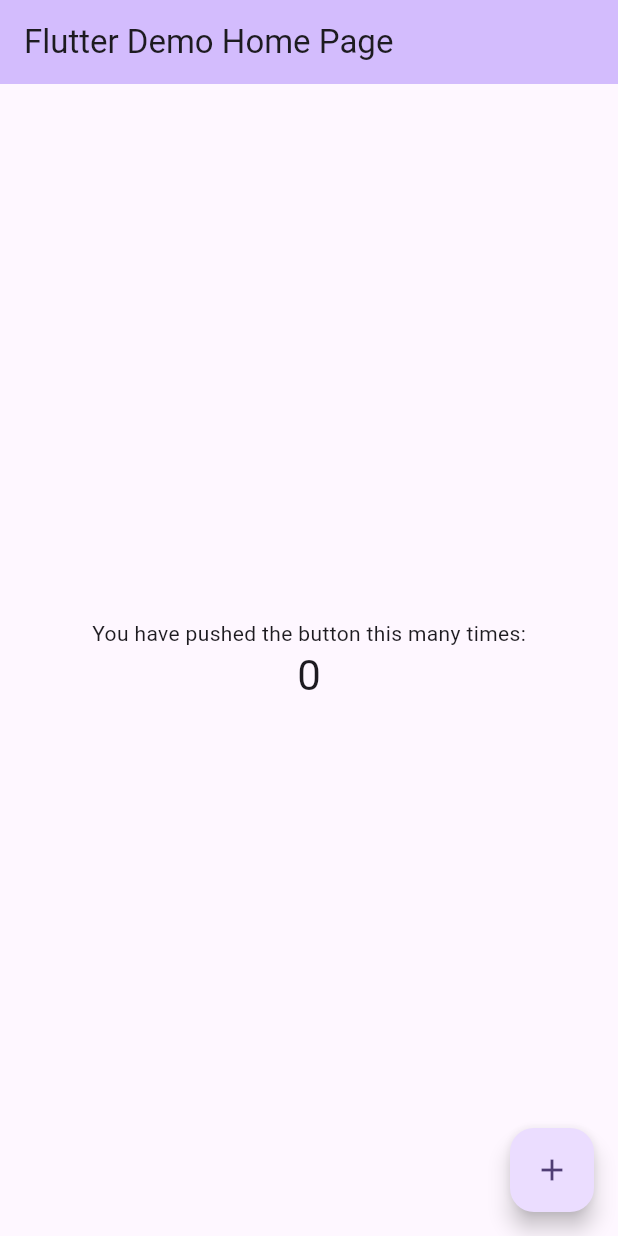
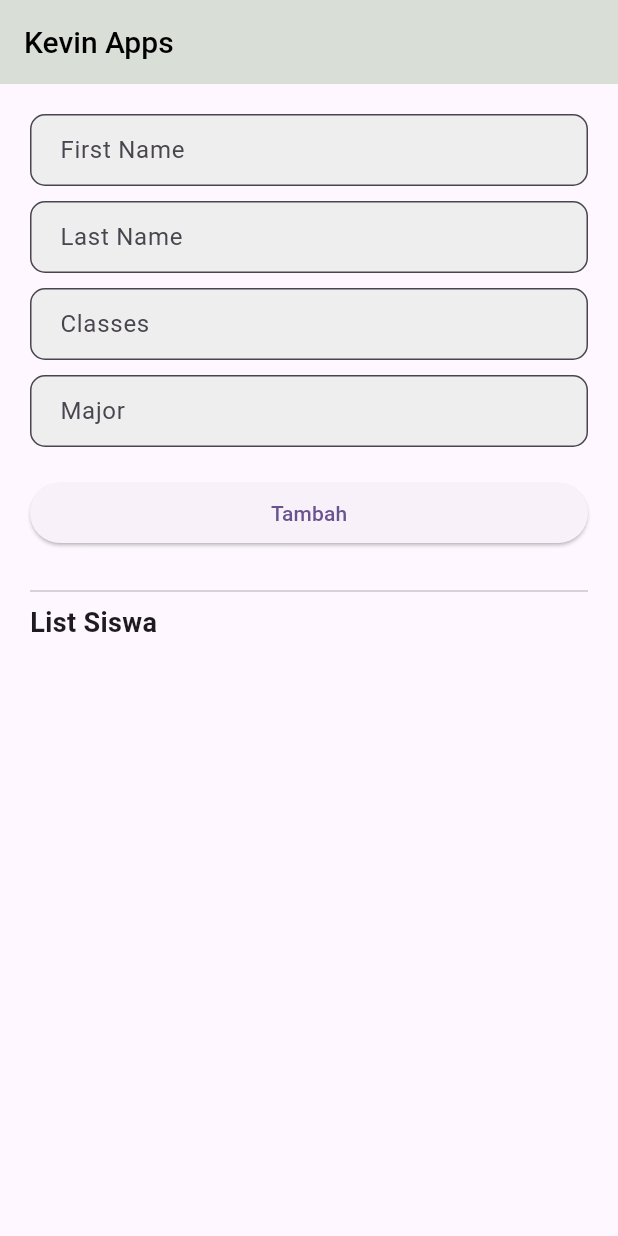
Before and after one commit to KevinWijaya16/list_siswa, a Flutter app: the screen it shows after launch, on a phone screen of 412 x 824 dp. Run offline on Flutter 3.47's test engine with Material 3 defaults, Android fonts, the phone set to English and light mode, and no system bars.

Commit message:
membuat crud list_siswa

```diff
--- a/lib/main.dart
+++ b/lib/main.dart
@@ -7,46 +7,22 @@ void main() {
 class MyApp extends StatelessWidget {
   const MyApp({super.key});
 
-  // This widget is the root of your application.
   @override
   Widget build(BuildContext context) {
     return MaterialApp(
-      title: 'Flutter Demo',
+      title: 'Flutter ListSiswa',
+      debugShowCheckedModeBanner: false,
       theme: ThemeData(
-        // This is the theme of your application.
-        //
-        // TRY THIS: Try running your application with "flutter run". You'll see
-        // the application has a purple toolbar. Then, without quitting the app,
-        // try changing the seedColor in the colorScheme below to Colors.green
-        // and then invoke "hot reload" (save your changes or press the "hot
-        // reload" button in a Flutter-supported IDE, or press "r" if you used
-        // the command line to start the app).
-        //
-        // Notice that the counter didn't reset back to zero; the application
-        // state is not lost during the reload. To reset the state, use hot
-        // restart instead.
-        //
-        // This works for code too, not just values: Most code changes can be
-        // tested with just a hot reload.
         colorScheme: ColorScheme.fromSeed(seedColor: Colors.deepPurple),
         useMaterial3: true,
       ),
-      home: const MyHomePage(title: 'Flutter Demo Home Page'),
+      home: const MyHomePage(title: 'Aplikasi Data Siswa'),
     );
   }
 }
 
 class MyHomePage extends StatefulWidget {
   const MyHomePage({super.key, required this.title});
-
-  // This widget is the home page of your application. It is stateful, meaning
-  // that it has a State object (defined below) that contains fields that affect
-  // how it looks.
-
-  // This class is the configuration for the state. It holds the values (in this
-  // case the title) provided by the parent (in this case the App widget) and
-  // used by the build method of the State. Fields in a Widget subclass are
-  // always marked "final".
 
   final String title;
 
@@ -55,71 +31,236 @@ class MyHomePage extends StatefulWidget {
 }
 
 class _MyHomePageState extends State<MyHomePage> {
-  int _counter = 0;
+  final TextEditingController _firstNameController = TextEditingController();
+  final TextEditingController _lastNameController = TextEditingController();
+  final TextEditingController _classController = TextEditingController();
+  final TextEditingController _majorController = TextEditingController();
 
-  void _incrementCounter() {
+  List<Map<String, String>> students = [];
+  int? editIndex;
+
+  void _addOrUpdateStudent() {
+    final firstName = _firstNameController.text.trim();
+    final lastName = _lastNameController.text.trim();
+    final classes = _classController.text.trim();
+    final major = _majorController.text.trim();
+
+    if (firstName.isNotEmpty &&
+        lastName.isNotEmpty &&
+        classes.isNotEmpty &&
+        major.isNotEmpty) {
+      if (editIndex == null) {
+        // Tambah data baru
+        setState(() {
+          students.add({
+            'firstName': firstName,
+            'lastName': lastName,
+            'class': classes,
+            'major': major,
+          });
+        });
+        _showAlert('Success', 'Data berhasil ditambahkan!');
+      }
+
+      _clearForm();
+    } else {
+      _showAlert('Error', 'Harap isi semua value!');
+    }
+  }
+
+  void _editStudent(int index) {
+    // Ambil data yang akan diedit dan tampilkan di pop up
+    showDialog(
+      context: context,
+      builder: (context) {
+        final editFirstNameController =
+            TextEditingController(text: students[index]['firstName']);
+        final editLastNameController =
+            TextEditingController(text: students[index]['lastName']);
+        final editClassController =
+            TextEditingController(text: students[index]['class']);
+        final editMajorController =
+            TextEditingController(text: students[index]['major']);
+
+        return AlertDialog(
+          title: const Text('Edit Data Siswa'),
+          content: Column(
+            mainAxisSize: MainAxisSize.min,
+            children: [
+              _buildTextField(editFirstNameController, 'First Name'),
+              const SizedBox(height: 10),
+              _buildTextField(editLastNameController, 'Last Name'),
+              const SizedBox(height: 10),
+              _buildTextField(editClassController, 'Class'),
+              const SizedBox(height: 10),
+              _buildTextField(editMajorController, 'Major'),
+            ],
+          ),
+          actions: [
+            TextButton(
+              onPressed: () {
+                Navigator.of(context).pop();
+              },
+              child: const Text('Cancel'),
+            ),
+            ElevatedButton(
+              onPressed: () {
+                final updatedFirstName = editFirstNameController.text.trim();
+                final updatedLastName = editLastNameController.text.trim();
+                final updatedClass = editClassController.text.trim();
+                final updatedMajor = editMajorController.text.trim();
+
+                if (updatedFirstName.isNotEmpty &&
+                    updatedLastName.isNotEmpty &&
+                    updatedClass.isNotEmpty &&
+                    updatedMajor.isNotEmpty) {
+                  setState(() {
+                    students[index] = {
+                      'firstName': updatedFirstName,
+                      'lastName': updatedLastName,
+                      'class': updatedClass,
+                      'major': updatedMajor,
+                    };
+                  });
+                  Navigator.of(context).pop();
+                  _showAlert('Success', 'Data berhasil diperbarui!');
+                } else {
+                  _showAlert('Error', 'Harap isi semua value!');
+                }
+              },
+              child: const Text('Update'),
+            ),
+          ],
+        );
+      },
+    );
+  }
+
+  void _deleteStudent(int index) {
     setState(() {
-      // This call to setState tells the Flutter framework that something has
-      // changed in this State, which causes it to rerun the build method below
-      // so that the display can reflect the updated values. If we changed
-      // _counter without calling setState(), then the build method would not be
-      // called again, and so nothing would appear to happen.
-      _counter++;
+      students.removeAt(index);
     });
+    _showAlert('Success', 'Data berhasil dihapus!');
+  }
+
+  void _clearForm() {
+    _firstNameController.clear();
+    _lastNameController.clear();
+    _classController.clear();
+    _majorController.clear();
+    editIndex = null;
+  }
+
+  void _showAlert(String title, String message) {
+    showDialog(
+      context: context,
+      builder: (context) => AlertDialog(
+        title: Text(title),
+        content: Text(message),
+        actions: [
+          TextButton(
+            onPressed: () {
+              Navigator.of(context).pop();
+            },
+            child: const Text('OK'),
+          ),
+        ],
+      ),
+    );
   }
 
   @override
   Widget build(BuildContext context) {
-    // This method is rerun every time setState is called, for instance as done
-    // by the _incrementCounter method above.
-    //
-    // The Flutter framework has been optimized to make rerunning build methods
-    // fast, so that you can just rebuild anything that needs updating rather
-    // than having to individually change instances of widgets.
     return Scaffold(
       appBar: AppBar(
-        // TRY THIS: Try changing the color here to a specific color (to
-        // Colors.amber, perhaps?) and trigger a hot reload to see the AppBar
-        // change color while the other colors stay the same.
-        backgroundColor: Theme.of(context).colorScheme.inversePrimary,
-        // Here we take the value from the MyHomePage object that was created by
-        // the App.build method, and use it to set our appbar title.
-        title: Text(widget.title),
+        backgroundColor: const Color.fromARGB(80, 137, 169, 127),
+        title: const Text(
+          'Kevin Apps',
+          style: TextStyle(fontWeight: FontWeight.w500),
+        ),
+        titleTextStyle: const TextStyle(color: Colors.black, fontSize: 20),
       ),
-      body: Center(
-        // Center is a layout widget. It takes a single child and positions it
-        // in the middle of the parent.
+      body: SingleChildScrollView(
+        padding: const EdgeInsets.all(20.0),
         child: Column(
-          // Column is also a layout widget. It takes a list of children and
-          // arranges them vertically. By default, it sizes itself to fit its
-          // children horizontally, and tries to be as tall as its parent.
-          //
-          // Column has various properties to control how it sizes itself and
-          // how it positions its children. Here we use mainAxisAlignment to
-          // center the children vertically; the main axis here is the vertical
-          // axis because Columns are vertical (the cross axis would be
-          // horizontal).
-          //
-          // TRY THIS: Invoke "debug painting" (choose the "Toggle Debug Paint"
-          // action in the IDE, or press "p" in the console), to see the
-          // wireframe for each widget.
-          mainAxisAlignment: MainAxisAlignment.center,
+          crossAxisAlignment: CrossAxisAlignment.stretch,
           children: <Widget>[
+            _buildTextField(_firstNameController, 'First Name'),
+            const SizedBox(height: 10),
+            _buildTextField(_lastNameController, 'Last Name'),
+            const SizedBox(height: 10),
+            _buildTextField(_classController, 'Classes'),
+            const SizedBox(height: 10),
+            _buildTextField(_majorController, 'Major'),
+            const SizedBox(height: 20),
+            ElevatedButton(
+              onPressed: _addOrUpdateStudent,
+              child: const Text('Tambah'),
+            ),
+            const SizedBox(height: 20),
+            const Divider(),
             const Text(
-              'You have pushed the button this many times:',
+              'List Siswa',
+              style: TextStyle(
+                fontSize: 18,
+                fontWeight: FontWeight.bold,
+              ),
             ),
-            Text(
-              '$_counter',
-              style: Theme.of(context).textTheme.headlineMedium,
+            const SizedBox(height: 10),
+            ListView.builder(
+              shrinkWrap: true,
+              physics: const NeverScrollableScrollPhysics(),
+              itemCount: students.length,
+              itemBuilder: (context, index) {
+                final student = students[index];
+                return Card(
+                  margin: const EdgeInsets.symmetric(vertical: 5),
+                  child: ListTile(
+                    title:
+                        Text('${student['firstName']} ${student['lastName']}'),
+                    subtitle: Text(
+                        'Class: ${student['class']} | Major: ${student['major']}'),
+                    trailing: Row(
+                      mainAxisSize: MainAxisSize.min,
+                      children: [
+                        IconButton(
+                          icon: const Icon(Icons.edit, color: Colors.blue),
+                          onPressed: () => _editStudent(index),
+                        ),
+                        IconButton(
+                          icon: const Icon(Icons.delete_outline,
+                              color: Colors.red),
+                          onPressed: () => _deleteStudent(index),
+                        ),
+                      ],
+                    ),
+                  ),
+                );
+              },
             ),
           ],
         ),
       ),
-      floatingActionButton: FloatingActionButton(
-        onPressed: _incrementCounter,
-        tooltip: 'Increment',
-        child: const Icon(Icons.add),
-      ), // This trailing comma makes auto-formatting nicer for build methods.
+    );
+  }
+
+  Widget _buildTextField(TextEditingController controller, String hintText) {
+    return TextField(
+      controller: controller,
+      decoration: InputDecoration(
+        hintText: hintText,
+        filled: true,
+        fillColor: Colors.grey[200],
+        border: OutlineInputBorder(
+          borderRadius: BorderRadius.circular(10.0),
+          borderSide: const BorderSide(color: Colors.transparent),
+        ),
+        focusedBorder: OutlineInputBorder(
+          borderRadius: BorderRadius.circular(10.0),
+          borderSide: const BorderSide(color: Colors.green),
+        ),
+        contentPadding: const EdgeInsets.symmetric(horizontal: 16.0),
+      ),
     );
   }
 }
```
